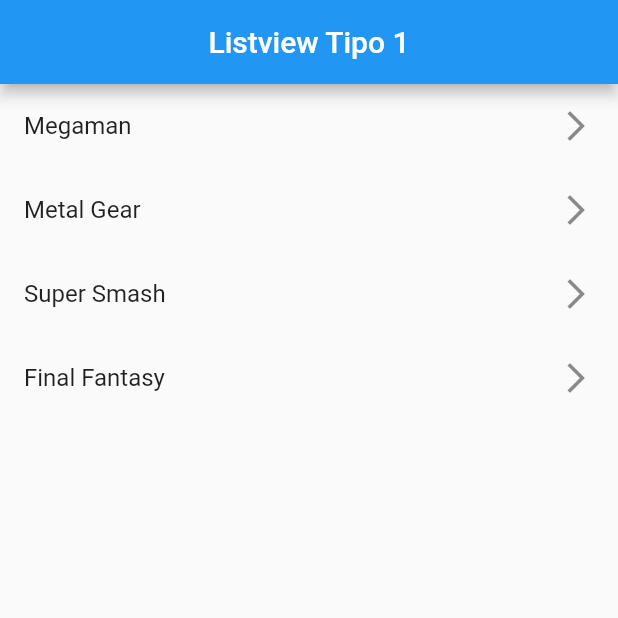
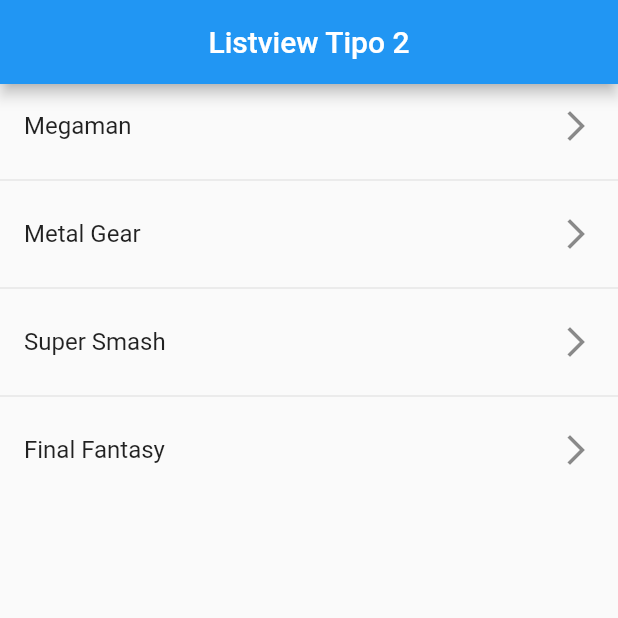
Before and after one commit to cfe-vasco/react-dart-flutter_Fundaments, a Flutter app: the screen it shows after launch, on a phone screen of 412 x 824 dp, the top half of it. Run offline on Flutter 3.47's test engine with Material 2 defaults, Android fonts, the phone set to English and light mode, and no system bars.

Commit message:
Listview: Builder y Separated

```diff
--- a/flutter_components/lib/main.dart
+++ b/flutter_components/lib/main.dart
@@ -1,5 +1,6 @@
 import 'package:flutter/material.dart';
-import 'package:flutter_components/screens/listview1_screen.dart';
+import 'package:flutter_components/screens/listview2_screen.dart';
+// import 'package:flutter_components/screens/listview1_screen.dart';
 
 void main() => runApp(const MyApp());
 
@@ -11,7 +12,7 @@
     return const MaterialApp(
       debugShowCheckedModeBanner: false,
       title: 'Material App',
-      home: Listview1Screen(),
+      home: Listview2Screen(),
     );
   }
 }
--- a/flutter_components/lib/screens/listview1_screen.dart
+++ b/flutter_components/lib/screens/listview1_screen.dart
@@ -18,16 +18,16 @@
             child: Text("Listview Tipo 1")
           ),
         ),
-        body: ListView(
+        body: ListView (
           children: [
-            ...options.map(
-                (game) => ListTile(
-                  title: Text(game),
-                  trailing: const Icon(Icons.arrow_forward_ios_outlined),
-                )
+          ...options.map(
+              (game) => ListTile(
+                title: Text(game),
+                trailing: const Icon(Icons.arrow_forward_ios_outlined),
               )
-                .toList()
-          ],
-        ));
+            ).toList(),
+        ],
+      )
+    );
   }
 }
--- /dev/null
+++ b/flutter_components/lib/screens/listview2_screen.dart
@@ -0,0 +1,28 @@
+import 'package:flutter/material.dart';
+
+class Listview2Screen extends StatelessWidget {
+  final options = const [
+    'Megaman',
+    'Metal Gear',
+    'Super Smash',
+    'Final Fantasy'
+  ];
+
+  const Listview2Screen({Key? key}) : super(key: key);
+
+  @override
+  Widget build(BuildContext context) {
+    return Scaffold(
+        appBar: AppBar(
+          title: const Center(child: Text("Listview Tipo 2")),
+        ),
+        body: ListView.separated(
+          itemCount: options.length,
+          itemBuilder: (context, index) => ListTile(
+            title: Text(options[index]),
+            trailing: const Icon(Icons.arrow_forward_ios_outlined),
+          ),
+          separatorBuilder: (_, __) => const Divider(),
+        ));
+  }
+}
```
